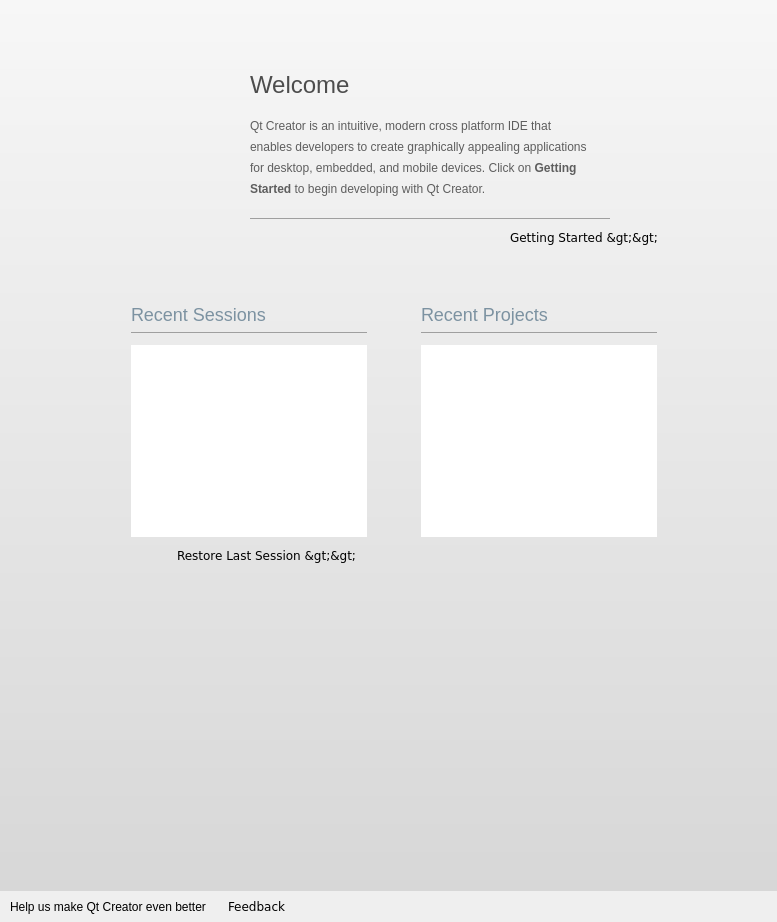
qt-creator/qt-creator, file src/plugins/coreplugin/welcomemode.ui: the form before one commit.
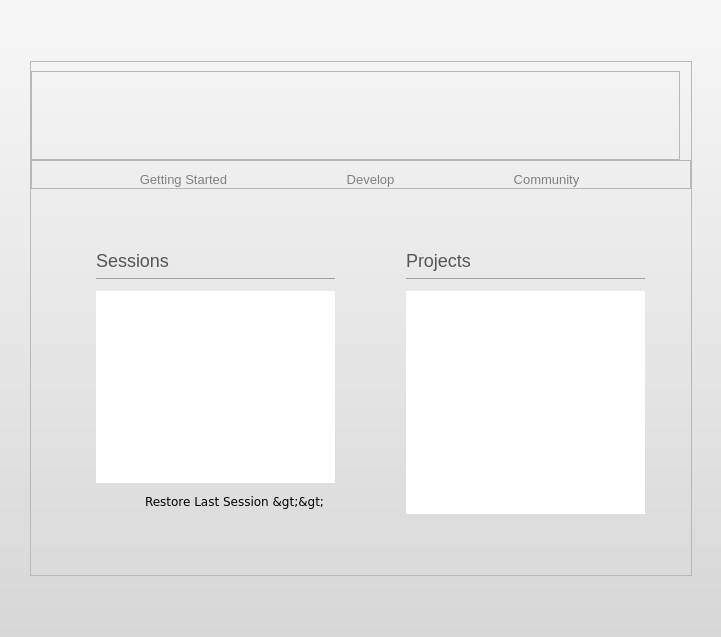
The form after the commit. Icons and pictures are not drawn. Custom widgets are drawn as their Qt base class.

Commit message: First iteration of reworked welcome screen.

Patch:
```diff
--- a/src/plugins/coreplugin/welcomemode.ui
+++ b/src/plugins/coreplugin/welcomemode.ui
@@ -6,11 +6,16 @@
    <rect>
     <x>0</x>
     <y>0</y>
-    <width>777</width>
-    <height>922</height>
+    <width>721</width>
+    <height>637</height>
    </rect>
   </property>
-  <layout class="QVBoxLayout" name="topLayout">
+  <property name="styleSheet">
+   <string>#Core--Internal--WelcomePage {
+background-color: qlineargradient(spread:pad, x1:0.5, y1:0, x2:0.5, y2:1, stop:0 rgba(247, 247, 247, 255), stop:1 rgba(215, 215, 215, 255));
+}</string>
+  </property>
+  <layout class="QVBoxLayout" name="verticalLayout_2">
    <property name="spacing">
     <number>0</number>
    </property>
@@ -20,21 +25,9 @@
    <item>
     <widget class="QWidget" name="gradientWidget" native="true">
      <property name="styleSheet">
-      <string notr="true">#gradientWidget {
-    background-color: qlineargradient(spread:pad, x1:0.5, y1:0, x2:0.5, y2:1, stop:0 rgba(247, 247, 247, 255), stop:1 rgba(215, 215, 215, 255));
-}
-
-*, * *, * * *, * * * *, * * * * * {
-    font-family: Arial, Trebuchet, Lucida, sans-serif;
-    font-size: 12px;
-    color: #5e5e5e;
-}
-
-#recentSessionsFrame, #recentProjectsFrame {
-    border-image: url(:/core/images/welcomemode/rc_combined.png) 8;
-    border-width: 8;
-}
-</string>
+      <string>#gradientWidget {
+  background-color: qlineargradient(spread:pad, x1:0.5, y1:0, x2:0.5, y2:1, stop:0 rgba(247, 247, 247, 255), stop:1 rgba(215, 215, 215, 255));
+}</string>
      </property>
      <layout class="QGridLayout" name="gradientLayout">
       <property name="margin">
@@ -43,66 +36,77 @@
       <property name="spacing">
        <number>0</number>
       </property>
-      <item row="0" column="1">
-       <layout class="QVBoxLayout" name="contentsLayout">
-        <property name="spacing">
-         <number>0</number>
-        </property>
-        <item>
-         <spacer name="topSpacer">
+      <item row="0" column="2">
+       <spacer name="verticalSpacer_3">
           <property name="orientation">
            <enum>Qt::Vertical</enum>
           </property>
-          <property name="sizeType">
-           <enum>QSizePolicy::Fixed</enum>
-          </property>
           <property name="sizeHint" stdset="0">
            <size>
-            <width>20</width>
-            <height>50</height>
+          <width>17</width>
+          <height>57</height>
            </size>
           </property>
          </spacer>
         </item>
-        <item>
-         <layout class="QHBoxLayout" name="welcomeLayout">
-          <property name="spacing">
-           <number>0</number>
-          </property>
-          <item>
-           <widget class="QLabel" name="logoLabel">
-            <property name="sizePolicy">
-             <sizepolicy hsizetype="Fixed" vsizetype="Fixed">
-              <horstretch>0</horstretch>
-              <verstretch>0</verstretch>
-             </sizepolicy>
-            </property>
-            <property name="text">
-             <string/>
-            </property>
-            <property name="pixmap">
-             <pixmap resource="core.qrc">:/core/images/welcomemode/product_logo.png</pixmap>
-            </property>
-           </widget>
-          </item>
-          <item>
-           <spacer name="logoSpacer">
+      <item row="1" column="0">
+       <spacer name="horizontalSpacer">
             <property name="orientation">
              <enum>Qt::Horizontal</enum>
             </property>
-            <property name="sizeType">
-             <enum>QSizePolicy::Fixed</enum>
-            </property>
             <property name="sizeHint" stdset="0">
              <size>
-              <width>20</width>
+          <width>11</width>
               <height>20</height>
              </size>
             </property>
            </spacer>
           </item>
+      <item row="1" column="1" colspan="2">
+       <widget class="QFrame" name="mainFrame">
+        <property name="minimumSize">
+         <size>
+          <width>662</width>
+          <height>515</height>
+         </size>
+        </property>
+        <property name="maximumSize">
+         <size>
+          <width>662</width>
+          <height>515</height>
+         </size>
+        </property>
+        <property name="styleSheet">
+         <string notr="true">#mainFrame {
+    border-image: url(:/core/images/welcomemode/background_center_frame.png) 4;
+    border-width: 4;
+}
+</string>
+        </property>
+        <property name="frameShape">
+         <enum>QFrame::StyledPanel</enum>
+        </property>
+        <property name="frameShadow">
+         <enum>QFrame::Raised</enum>
+        </property>
+        <layout class="QVBoxLayout" name="verticalLayout">
+         <property name="spacing">
+          <number>0</number>
+         </property>
+         <property name="leftMargin">
+          <number>0</number>
+         </property>
+         <property name="topMargin">
+          <number>9</number>
+         </property>
+         <property name="rightMargin">
+          <number>0</number>
+         </property>
+         <property name="bottomMargin">
+          <number>0</number>
+         </property>
           <item>
-           <widget class="QLabel" name="welcomeLabel">
+          <widget class="QFrame" name="headerFrame">
             <property name="sizePolicy">
              <sizepolicy hsizetype="Fixed" vsizetype="Fixed">
               <horstretch>0</horstretch>
@@ -111,59 +115,122 @@
             </property>
             <property name="minimumSize">
              <size>
-              <width>360</width>
-              <height>0</height>
-             </size>
-            </property>
-            <property name="text">
-             <string>&lt;style&gt;
-h1 {
-    font-size: 24px;
-    font-weight: normal;
-    color: #4d4d4d;
-    margin-top: 0px;
-    margin-bottom: 20px;
+             <width>649</width>
+             <height>89</height>
+            </size>
+           </property>
+           <property name="maximumSize">
+            <size>
+             <width>649</width>
+             <height>89</height>
+            </size>
+           </property>
+           <property name="styleSheet">
+            <string>#headerFrame {
+    border-image: url(:/core/images/welcomemode/center_frame_header.png) 0;
+    border-width: 0;
 }
-
-p {
-    margin-top: 0px;
-    margin-bottom: 7px;
-}
-&lt;/style&gt;
-
-&lt;p&gt;&amp;nbsp;&lt;/p&gt;
-&lt;h1&gt;Welcome&lt;/h1&gt;
-&lt;!-- QTextDocument does not support line-height, so wrap the lines manually ... --&gt;
-&lt;p&gt;Qt Creator is an intuitive, modern cross platform IDE that&lt;/p&gt; &lt;p&gt;enables developers to create graphically appealing applications&lt;/p&gt;
-&lt;p&gt;for desktop, embedded, and mobile devices. Click on &lt;strong&gt;Getting&lt;/strong&gt;&lt;/p&gt;
-&lt;p&gt;&lt;strong&gt;Started&lt;/strong&gt; to begin developing with Qt Creator.&lt;/p&gt;
-&lt;hr style=&quot;margin-top:15px&quot;/&gt;
 </string>
             </property>
-            <property name="wordWrap">
+           <property name="frameShape">
+            <enum>QFrame::StyledPanel</enum>
+           </property>
+           <property name="frameShadow">
+            <enum>QFrame::Raised</enum>
+           </property>
+          </widget>
+         </item>
+         <item>
+          <widget class="QFrame" name="navFrame">
+           <property name="autoFillBackground">
+            <bool>false</bool>
+           </property>
+           <property name="styleSheet">
+            <string>#navFrame QToolButton {
+  border: none; 
+  font-size: 10pt;
+  color: grey;
+}
+
+#navFrame QToolButton:hover {
+  color: black;
+}
+
+#navFrame QToolButton:checked {
+  color: black;
+  border-bottom: 1px solid palette(Text);
+}</string>
+           </property>
+           <property name="frameShape">
+            <enum>QFrame::StyledPanel</enum>
+           </property>
+           <property name="frameShadow">
+            <enum>QFrame::Raised</enum>
+           </property>
+           <layout class="QGridLayout" name="gridLayout_2">
+            <property name="leftMargin">
+             <number>0</number>
+            </property>
+            <property name="rightMargin">
+             <number>0</number>
+            </property>
+            <property name="bottomMargin">
+             <number>0</number>
+            </property>
+            <item row="0" column="0">
+             <widget class="QToolButton" name="gettingStartedSectButton">
+              <property name="text">
+               <string>Getting Started</string>
+              </property>
+              <property name="checkable">
+               <bool>true</bool>
+              </property>
+              <property name="autoExclusive">
+               <bool>false</bool>
+              </property>
+             </widget>
+            </item>
+            <item row="0" column="1">
+             <widget class="QToolButton" name="developSectButton">
+              <property name="text">
+               <string>Develop</string>
+              </property>
+              <property name="checkable">
+               <bool>true</bool>
+              </property>
+              <property name="autoExclusive">
+               <bool>false</bool>
+              </property>
+             </widget>
+            </item>
+            <item row="0" column="2">
+             <widget class="QToolButton" name="communitySectButton">
+              <property name="text">
+               <string>Community</string>
+              </property>
+              <property name="checkable">
              <bool>true</bool>
             </property>
            </widget>
           </item>
          </layout>
+          </widget>
         </item>
         <item>
-         <layout class="QHBoxLayout" name="gettingStartedLayout">
-          <item>
-           <spacer name="gettingStartedSpacer">
-            <property name="orientation">
-             <enum>Qt::Horizontal</enum>
-            </property>
-            <property name="sizeHint" stdset="0">
-             <size>
-              <width>1</width>
-              <height>1</height>
-             </size>
-            </property>
-           </spacer>
-          </item>
-          <item>
+          <widget class="QStackedWidget" name="stackedWidget">
+           <property name="currentIndex">
+            <number>1</number>
+           </property>
+           <widget class="QWidget" name="page">
            <widget class="Core::Internal::WelcomeModeButton" name="gettingStartedButton">
+             <property name="geometry">
+              <rect>
+               <x>280</x>
+               <y>150</y>
+               <width>128</width>
+               <height>25</height>
+              </rect>
+             </property>
             <property name="styleSheet">
              <string>* {
     border-image: url(:/core/images/welcomemode/btn_27.png) 7;
@@ -184,33 +251,39 @@
              <string>&lt;qt&gt;Getting Started &amp;gt;&amp;gt;</string>
             </property>
            </widget>
-          </item>
-         </layout>
-        </item>
-        <item>
-         <spacer name="middelSpacer">
+           </widget>
+           <widget class="QWidget" name="page_2">
+            <layout class="QGridLayout" name="gridLayout_3">
+             <item row="0" column="1" colspan="3">
+              <spacer name="verticalSpacer">
           <property name="orientation">
            <enum>Qt::Vertical</enum>
           </property>
+               <property name="sizeHint" stdset="0">
+                <size>
+                 <width>578</width>
+                 <height>34</height>
+                </size>
+               </property>
+              </spacer>
+             </item>
+             <item row="1" column="0">
+              <spacer name="horizontalSpacer_3">
+               <property name="orientation">
+                <enum>Qt::Horizontal</enum>
+               </property>
           <property name="sizeType">
-           <enum>QSizePolicy::Fixed</enum>
+                <enum>QSizePolicy::MinimumExpanding</enum>
           </property>
           <property name="sizeHint" stdset="0">
            <size>
-            <width>1</width>
-            <height>50</height>
+                 <width>19</width>
+                 <height>20</height>
            </size>
           </property>
          </spacer>
         </item>
-        <item>
-         <layout class="QHBoxLayout" name="recentListsLayout">
-          <property name="spacing">
-           <number>0</number>
-          </property>
-          <item>
-           <layout class="QVBoxLayout" name="recentSessionsLayout" stretch="0,1">
-            <item>
+             <item row="1" column="1">
              <widget class="QFrame" name="recentSessionsFrame">
               <property name="sizePolicy">
                <sizepolicy hsizetype="Preferred" vsizetype="Preferred">
@@ -231,28 +304,9 @@
                </size>
               </property>
               <property name="styleSheet">
-               <string>#recentSessionsFrame {
-    border-image: url(:/core/images/welcomemode/rc_combined.png) 8;
-    border-width: 8;
-}
-</string>
-              </property>
-              <layout class="QGridLayout" name="recentSessionsFrameLayout">
-               <property name="leftMargin">
-                <number>4</number>
-               </property>
-               <property name="topMargin">
-                <number>4</number>
-               </property>
-               <property name="rightMargin">
-                <number>12</number>
-               </property>
-               <property name="bottomMargin">
-                <number>2</number>
-               </property>
-               <property name="horizontalSpacing">
-                <number>11</number>
-               </property>
+                <string/>
+               </property>
+               <layout class="QGridLayout" name="gridLayout_4">
                <item row="0" column="0">
                 <widget class="QLabel" name="iconLabel">
                  <property name="pixmap">
@@ -266,18 +320,12 @@
                <item row="0" column="1" colspan="2">
                 <widget class="QLabel" name="titleLabel">
                  <property name="text">
-                  <string notr="true">&lt;style&gt;
-h2 {
-    font-size: 18px;
-    font-weight: normal;
-    color: #7c92a1;
-    margin-bottom: 0px;
-}
-&lt;/style&gt;
-
-&lt;h2&gt;Recent Sessions&lt;/h2&gt;
-&lt;hr/&gt;
-</string>
+                   <string notr="true">&lt;!DOCTYPE HTML PUBLIC &quot;-//W3C//DTD HTML 4.0//EN&quot; &quot;http://www.w3.org/TR/REC-html40/strict.dtd&quot;&gt;
+&lt;html&gt;&lt;head&gt;&lt;meta name=&quot;qrichtext&quot; content=&quot;1&quot; /&gt;&lt;style type=&quot;text/css&quot;&gt;
+p, li { white-space: pre-wrap; }
+&lt;/style&gt;&lt;/head&gt;&lt;body style=&quot; font-family:'MS Shell Dlg 2'; font-size:8.25pt; font-weight:400; font-style:normal;&quot;&gt;
+&lt;p style=&quot; margin-top:16px; margin-bottom:0px; margin-left:0px; margin-right:0px; -qt-block-indent:0; text-indent:0px;&quot;&gt;&lt;span style=&quot; font-size:x-large; color:#555555;&quot;&gt;Sessions&lt;/span&gt;&lt;/p&gt;
+&lt;hr /&gt;&lt;/body&gt;&lt;/html&gt;</string>
                  </property>
                  <property name="alignment">
                   <set>Qt::AlignLeading|Qt::AlignLeft|Qt::AlignTop</set>
@@ -337,15 +385,15 @@
                  </column>
                 </widget>
                </item>
-               <item row="2" column="0">
-                <spacer name="restoreButtonVerticalSpacer">
+                <item row="2" column="1">
+                 <spacer name="horizontalSpacer_6">
                  <property name="orientation">
-                  <enum>Qt::Vertical</enum>
+                   <enum>Qt::Horizontal</enum>
                  </property>
                  <property name="sizeHint" stdset="0">
                   <size>
-                   <width>5</width>
-                   <height>1</height>
+                    <width>58</width>
+                    <height>20</height>
                   </size>
                  </property>
                 </spacer>
@@ -379,59 +427,23 @@
                  </property>
                 </widget>
                </item>
-               <item row="2" column="1">
-                <spacer name="restoreButtonSpacer">
-                 <property name="orientation">
-                  <enum>Qt::Horizontal</enum>
-                 </property>
-                 <property name="sizeType">
-                  <enum>QSizePolicy::Ignored</enum>
-                 </property>
-                 <property name="sizeHint" stdset="0">
-                  <size>
-                   <width>1</width>
-                   <height>1</height>
-                  </size>
-                 </property>
-                </spacer>
-               </item>
               </layout>
              </widget>
             </item>
-            <item>
-             <spacer name="sessionsSpacer">
-              <property name="orientation">
-               <enum>Qt::Vertical</enum>
-              </property>
-              <property name="sizeHint" stdset="0">
-               <size>
-                <width>100</width>
-                <height>0</height>
-               </size>
-              </property>
-             </spacer>
-            </item>
-           </layout>
-          </item>
-          <item>
-           <spacer name="recentListsSpacer">
+             <item row="1" column="2">
+              <spacer name="horizontalSpacer_4">
             <property name="orientation">
              <enum>Qt::Horizontal</enum>
             </property>
-            <property name="sizeType">
-             <enum>QSizePolicy::MinimumExpanding</enum>
-            </property>
             <property name="sizeHint" stdset="0">
              <size>
-              <width>20</width>
-              <height>10</height>
+                 <width>26</width>
+                 <height>20</height>
              </size>
             </property>
            </spacer>
           </item>
-          <item>
-           <layout class="QVBoxLayout" name="recentProjectsLayout">
-            <item>
+             <item row="1" column="3">
              <widget class="QFrame" name="recentProjectsFrame">
               <property name="sizePolicy">
                <sizepolicy hsizetype="Preferred" vsizetype="Preferred">
@@ -445,25 +457,10 @@
                 <height>16777215</height>
                </size>
               </property>
-              <layout class="QGridLayout" name="recentProjectsFrameLayout">
-               <property name="leftMargin">
-                <number>4</number>
+               <property name="styleSheet">
+                <string/>
                </property>
-               <property name="topMargin">
-                <number>4</number>
-               </property>
-               <property name="rightMargin">
-                <number>12</number>
-               </property>
-               <property name="bottomMargin">
-                <number>2</number>
-               </property>
-               <property name="horizontalSpacing">
-                <number>11</number>
-               </property>
-               <property name="verticalSpacing">
-                <number>-1</number>
-               </property>
+               <layout class="QGridLayout" name="gridLayout_5">
                <item row="0" column="0">
                 <widget class="QLabel" name="projIconLabel">
                  <property name="pixmap">
@@ -477,18 +474,12 @@
                <item row="0" column="1">
                 <widget class="QLabel" name="projTitleLabel">
                  <property name="text">
-                  <string notr="true">&lt;style&gt;
-h2 {
-    font-size: 18px;
-    font-weight: normal;
-    color: #7c92a1;
-    margin-bottom: 0px;
-}
-&lt;/style&gt;
-
-&lt;h2&gt;Recent Projects&lt;/h2&gt;
-&lt;hr/&gt;
-</string>
+                   <string notr="true">&lt;!DOCTYPE HTML PUBLIC &quot;-//W3C//DTD HTML 4.0//EN&quot; &quot;http://www.w3.org/TR/REC-html40/strict.dtd&quot;&gt;
+&lt;html&gt;&lt;head&gt;&lt;meta name=&quot;qrichtext&quot; content=&quot;1&quot; /&gt;&lt;style type=&quot;text/css&quot;&gt;
+p, li { white-space: pre-wrap; }
+&lt;/style&gt;&lt;/head&gt;&lt;body style=&quot; font-family:'MS Shell Dlg 2'; font-size:8.25pt; font-weight:400; font-style:normal;&quot;&gt;
+&lt;p style=&quot; margin-top:16px; margin-bottom:0px; margin-left:0px; margin-right:0px; -qt-block-indent:0; text-indent:0px;&quot;&gt;&lt;span style=&quot; font-size:x-large; color:#555555;&quot;&gt;Projects&lt;/span&gt;&lt;/p&gt;
+&lt;hr /&gt;&lt;/body&gt;&lt;/html&gt;</string>
                  </property>
                  <property name="alignment">
                   <set>Qt::AlignLeading|Qt::AlignLeft|Qt::AlignTop</set>
@@ -498,7 +489,7 @@
                <item row="1" column="1">
                 <widget class="Core::Internal::WelcomeModeTreeWidget" name="projTreeWidget">
                  <property name="sizePolicy">
-                  <sizepolicy hsizetype="Preferred" vsizetype="Preferred">
+                   <sizepolicy hsizetype="Preferred" vsizetype="MinimumExpanding">
                    <horstretch>0</horstretch>
                    <verstretch>0</verstretch>
                   </sizepolicy>
@@ -551,181 +542,53 @@
               </layout>
              </widget>
             </item>
-            <item>
-             <spacer name="projectsSpacer">
+             <item row="1" column="4">
+              <spacer name="horizontalSpacer_5">
               <property name="orientation">
-               <enum>Qt::Vertical</enum>
-              </property>
-              <property name="sizeHint" stdset="0">
-               <size>
-                <width>100</width>
-                <height>0</height>
-               </size>
-              </property>
-             </spacer>
-            </item>
-           </layout>
-          </item>
-         </layout>
-        </item>
-       </layout>
-      </item>
-      <item row="0" column="0">
-       <spacer name="leftSpacer">
-        <property name="orientation">
          <enum>Qt::Horizontal</enum>
         </property>
         <property name="sizeHint" stdset="0">
          <size>
-          <width>1</width>
-          <height>10</height>
+                 <width>18</width>
+                 <height>20</height>
          </size>
         </property>
        </spacer>
       </item>
-      <item row="0" column="2">
-       <spacer name="rightSpacer">
+             <item row="2" column="0" colspan="4">
+              <spacer name="verticalSpacer_4">
         <property name="orientation">
-         <enum>Qt::Horizontal</enum>
+                <enum>Qt::Vertical</enum>
         </property>
         <property name="sizeHint" stdset="0">
          <size>
-          <width>1</width>
-          <height>10</height>
+                 <width>578</width>
+                 <height>34</height>
          </size>
         </property>
        </spacer>
       </item>
-      <item row="2" column="0" colspan="3">
-       <layout class="QGridLayout" name="logosLayout">
-        <property name="sizeConstraint">
-         <enum>QLayout::SetDefaultConstraint</enum>
-        </property>
-        <property name="leftMargin">
-         <number>15</number>
-        </property>
-        <property name="rightMargin">
-         <number>15</number>
-        </property>
-        <property name="bottomMargin">
-         <number>12</number>
-        </property>
-        <property name="spacing">
-         <number>0</number>
-        </property>
-        <item row="0" column="0" rowspan="2">
-         <widget class="QLabel" name="qtLogoLabel">
-          <property name="text">
-           <string/>
-          </property>
-          <property name="pixmap">
-           <pixmap resource="core.qrc">:/core/images/welcomemode/qt_logo.png</pixmap>
-          </property>
-         </widget>
-        </item>
-        <item row="0" column="1" rowspan="2">
-         <spacer name="logosSpacer">
-          <property name="orientation">
-           <enum>Qt::Horizontal</enum>
-          </property>
-          <property name="sizeHint" stdset="0">
-           <size>
-            <width>100</width>
-            <height>1</height>
-           </size>
-          </property>
-         </spacer>
-        </item>
-        <item row="1" column="3">
-         <widget class="QLabel" name="nokiaLogoLabel">
+            </layout>
+           </widget>
+           <widget class="QWidget" name="Seite">
+            <widget class="QWidget" name="layoutWidget">
+             <property name="geometry">
+              <rect>
+               <x>180</x>
+               <y>160</y>
+               <width>281</width>
+               <height>27</height>
+              </rect>
+             </property>
+             <layout class="QHBoxLayout" name="horizontalLayout">
+              <item>
+               <widget class="QLabel" name="helpUsLabel">
           <property name="text">
-           <string/>
-          </property>
-          <property name="pixmap">
-           <pixmap resource="core.qrc">:/core/images/welcomemode/nokia_logo.png</pixmap>
-          </property>
-         </widget>
-        </item>
-        <item row="0" column="3">
-         <spacer name="verticalSpacer">
-          <property name="orientation">
-           <enum>Qt::Vertical</enum>
-          </property>
-          <property name="sizeType">
-           <enum>QSizePolicy::Ignored</enum>
-          </property>
-          <property name="sizeHint" stdset="0">
-           <size>
-            <width>1</width>
-            <height>1</height>
-           </size>
-          </property>
-         </spacer>
-        </item>
-       </layout>
-      </item>
-      <item row="1" column="1">
-       <spacer name="bottomSpacer">
-        <property name="orientation">
-         <enum>Qt::Vertical</enum>
-        </property>
-        <property name="sizeType">
-         <enum>QSizePolicy::Fixed</enum>
-        </property>
-        <property name="sizeHint" stdset="0">
-         <size>
-          <width>100</width>
-          <height>12</height>
-         </size>
-        </property>
-       </spacer>
-      </item>
-     </layout>
-    </widget>
-   </item>
+                 <string>Help us make Qt Creator even better</string>
+                </property>
+               </widget>
+              </item>
    <item>
-    <widget class="QWidget" name="bottomWidget" native="true">
-     <property name="sizePolicy">
-      <sizepolicy hsizetype="Expanding" vsizetype="Fixed">
-       <horstretch>0</horstretch>
-       <verstretch>0</verstretch>
-      </sizepolicy>
-     </property>
-     <property name="minimumSize">
-      <size>
-       <width>0</width>
-       <height>31</height>
-      </size>
-     </property>
-     <property name="autoFillBackground">
-      <bool>false</bool>
-     </property>
-     <property name="styleSheet">
-      <string>#bottomWidget {
-    background-image: url(:/core/images/welcomemode/feedback-bar-background.png);
-}
-</string>
-     </property>
-     <layout class="QGridLayout" name="bottomLayout">
-      <property name="leftMargin">
-       <number>10</number>
-      </property>
-      <property name="topMargin">
-       <number>0</number>
-      </property>
-      <property name="rightMargin">
-       <number>0</number>
-      </property>
-      <property name="bottomMargin">
-       <number>0</number>
-      </property>
-      <property name="horizontalSpacing">
-       <number>10</number>
-      </property>
-      <property name="verticalSpacing">
-       <number>0</number>
-      </property>
-      <item row="1" column="1">
        <widget class="Core::Internal::WelcomeModeButton" name="feedbackButton">
         <property name="styleSheet">
          <string>* {
@@ -747,58 +610,40 @@
         </property>
        </widget>
       </item>
-      <item row="1" column="2">
-       <spacer name="feedbackSpacer">
+             </layout>
+            </widget>
+           </widget>
+          </widget>
+         </item>
+        </layout>
+       </widget>
+      </item>
+      <item row="1" column="3">
+       <spacer name="horizontalSpacer_2">
         <property name="orientation">
          <enum>Qt::Horizontal</enum>
         </property>
         <property name="sizeHint" stdset="0">
          <size>
-          <width>1</width>
-          <height>1</height>
-         </size>
-        </property>
-       </spacer>
-      </item>
-      <item row="0" column="1">
-       <spacer name="bottomTopSpacer">
-        <property name="orientation">
-         <enum>Qt::Vertical</enum>
-        </property>
-        <property name="sizeType">
-         <enum>QSizePolicy::Expanding</enum>
-        </property>
-        <property name="sizeHint" stdset="0">
-         <size>
-          <width>1</width>
-          <height>1</height>
+          <width>10</width>
+          <height>20</height>
          </size>
         </property>
        </spacer>
       </item>
       <item row="2" column="1">
-       <spacer name="bottomBottomSpacer">
+       <spacer name="verticalSpacer_2">
         <property name="orientation">
          <enum>Qt::Vertical</enum>
         </property>
-        <property name="sizeType">
-         <enum>QSizePolicy::Expanding</enum>
-        </property>
         <property name="sizeHint" stdset="0">
          <size>
-          <width>1</width>
-          <height>1</height>
+          <width>17</width>
+          <height>57</height>
          </size>
         </property>
        </spacer>
       </item>
-      <item row="1" column="0">
-       <widget class="QLabel" name="helpUsLabel">
-        <property name="text">
-         <string>Help us make Qt Creator even better</string>
-        </property>
-       </widget>
-      </item>
      </layout>
     </widget>
    </item>
```
Left out of the diff: 2 changed lines with no effect on the pictures. Lines whose indentation alone changed are shown as unchanged. The commit also changes 2 other files.
